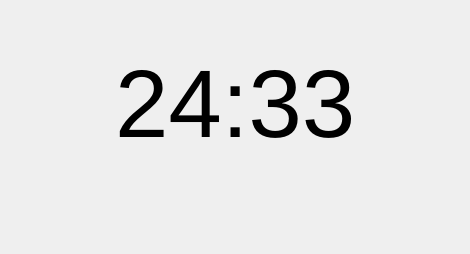
uiYzzi/one-tomato, file widget.ui: the form before one commit.
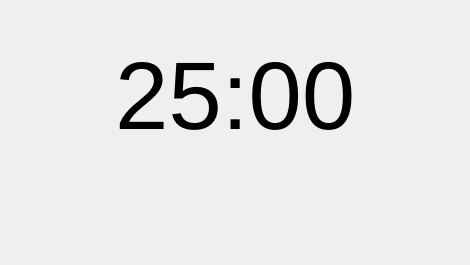
The form after the commit. Custom widgets are drawn as their Qt base class.

The edit to the form file:
```diff
--- a/widget.ui
+++ b/widget.ui
@@ -7,35 +7,21 @@
     <x>0</x>
     <y>0</y>
     <width>470</width>
-    <height>254</height>
+    <height>265</height>
    </rect>
   </property>
+  <property name="minimumSize">
+   <size>
+    <width>470</width>
+    <height>265</height>
+   </size>
+  </property>
   <property name="windowTitle">
    <string>Form</string>
   </property>
-  <widget class="QWidget" name="layoutWidget">
-   <property name="geometry">
-    <rect>
-     <x>0</x>
-     <y>0</y>
-     <width>471</width>
-     <height>182</height>
-    </rect>
-   </property>
+  <layout class="QGridLayout" name="gridLayout">
+   <item row="0" column="0">
    <layout class="QVBoxLayout" name="verticalLayout">
-    <item>
-     <spacer name="verticalSpacer">
-      <property name="orientation">
-       <enum>Qt::Vertical</enum>
-      </property>
-      <property name="sizeHint" stdset="0">
-       <size>
-        <width>20</width>
-        <height>40</height>
-       </size>
-      </property>
-     </spacer>
-    </item>
     <item>
      <widget class="DTitlebar" name="titlebar" native="true">
       <property name="minimumSize">
@@ -46,6 +32,19 @@
       </property>
      </widget>
     </item>
+     <item>
+      <spacer name="verticalSpacer">
+       <property name="orientation">
+        <enum>Qt::Vertical</enum>
+       </property>
+       <property name="sizeHint" stdset="0">
+        <size>
+         <width>20</width>
+         <height>10</height>
+        </size>
+       </property>
+      </spacer>
+     </item>
     <item>
      <layout class="QHBoxLayout" name="horizontalLayout">
       <item>
@@ -63,6 +62,18 @@
       </item>
       <item>
        <widget class="QLabel" name="time">
+         <property name="sizePolicy">
+          <sizepolicy hsizetype="Preferred" vsizetype="Preferred">
+           <horstretch>0</horstretch>
+           <verstretch>0</verstretch>
+          </sizepolicy>
+         </property>
+         <property name="minimumSize">
+          <size>
+           <width>0</width>
+           <height>0</height>
+          </size>
+         </property>
         <property name="maximumSize">
          <size>
           <width>431</width>
@@ -75,7 +86,7 @@
          </font>
         </property>
         <property name="text">
-         <string>24:33</string>
+          <string>25:00</string>
         </property>
        </widget>
       </item>
@@ -108,18 +119,54 @@
      </spacer>
     </item>
    </layout>
-  </widget>
-  <widget class="QWidget" name="layoutWidget">
-   <property name="geometry">
-    <rect>
-     <x>0</x>
-     <y>180</y>
-     <width>471</width>
-     <height>54</height>
-    </rect>
-   </property>
-   <layout class="QHBoxLayout" name="horizontalLayout_2"/>
-  </widget>
+   </item>
+   <item row="1" column="0">
+    <layout class="QHBoxLayout" name="horizontalLayout_2">
+     <item>
+      <spacer name="horizontalSpacer_3">
+       <property name="orientation">
+        <enum>Qt::Horizontal</enum>
+       </property>
+       <property name="sizeHint" stdset="0">
+        <size>
+         <width>40</width>
+         <height>20</height>
+        </size>
+       </property>
+      </spacer>
+     </item>
+     <item>
+      <widget class="DSwitchButton" name="switchbutton" native="true"/>
+     </item>
+     <item>
+      <spacer name="horizontalSpacer_4">
+       <property name="orientation">
+        <enum>Qt::Horizontal</enum>
+       </property>
+       <property name="sizeHint" stdset="0">
+        <size>
+         <width>40</width>
+         <height>20</height>
+        </size>
+       </property>
+      </spacer>
+     </item>
+    </layout>
+   </item>
+   <item row="2" column="0">
+    <spacer name="verticalSpacer_3">
+     <property name="orientation">
+      <enum>Qt::Vertical</enum>
+     </property>
+     <property name="sizeHint" stdset="0">
+      <size>
+       <width>20</width>
+       <height>50</height>
+      </size>
+     </property>
+    </spacer>
+   </item>
+  </layout>
  </widget>
  <customwidgets>
   <customwidget>
@@ -128,6 +175,11 @@
    <header location="global">dtitlebar.h</header>
    <container>1</container>
   </customwidget>
+  <customwidget>
+   <class>DSwitchButton</class>
+   <extends>QWidget</extends>
+   <header>dswitchbutton.h</header>
+  </customwidget>
  </customwidgets>
  <resources/>
  <connections/>
```
Lines whose indentation alone changed are shown as unchanged.
